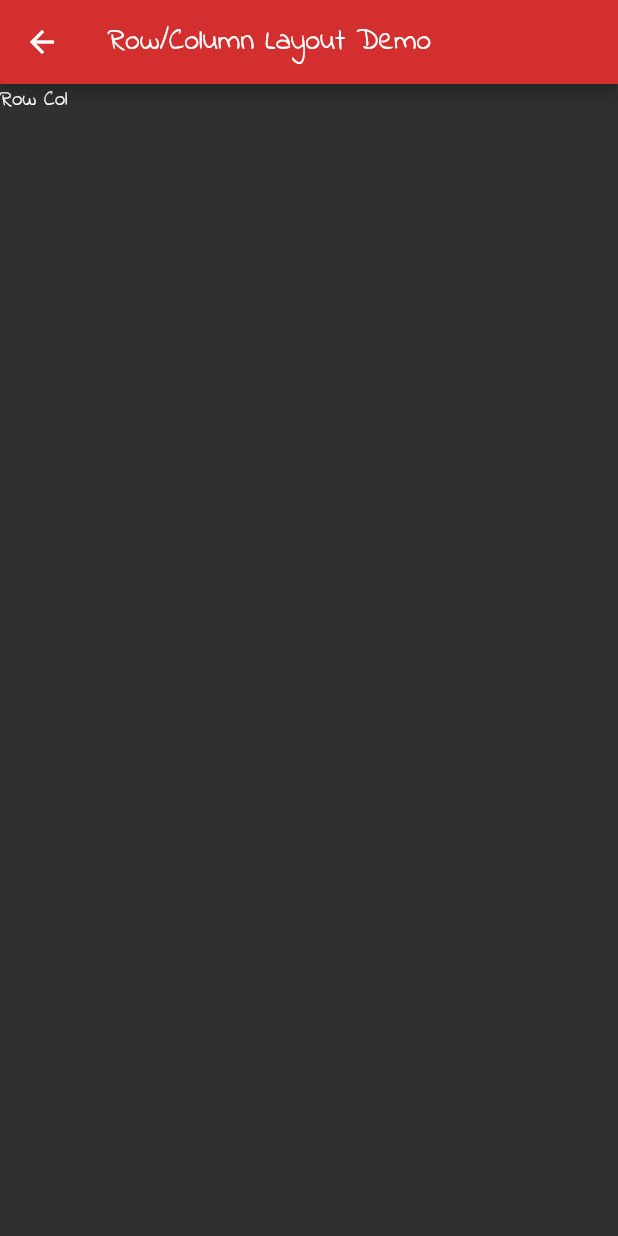
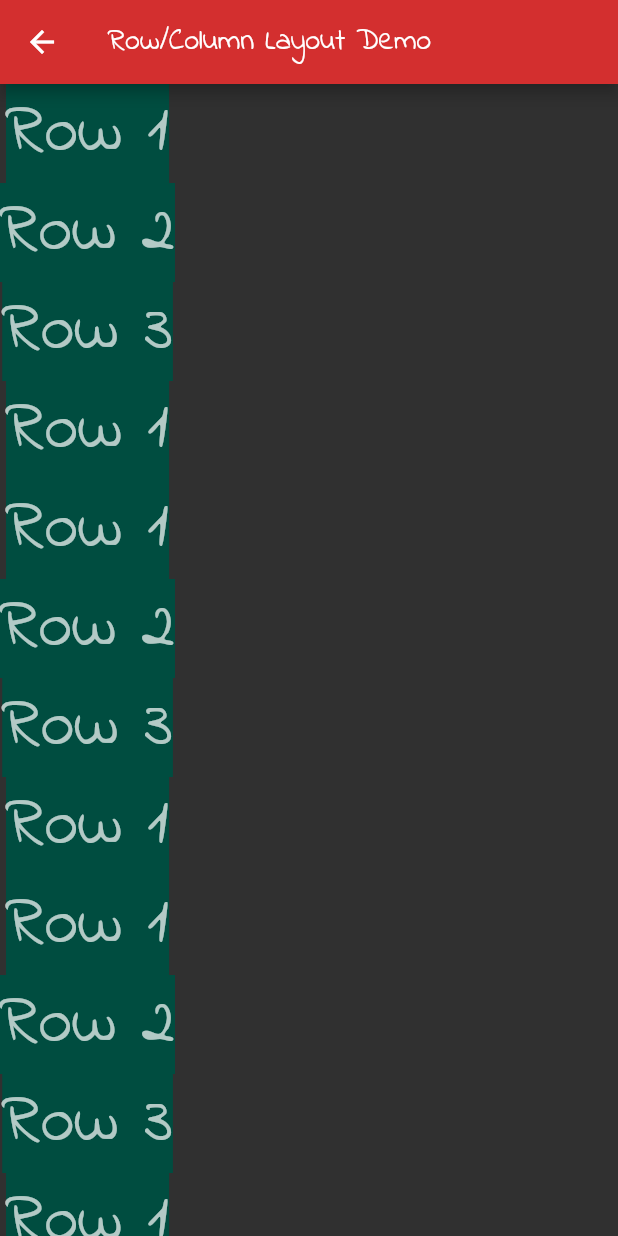
Before and after one commit to rohithaider/cmsc4303-lesson1, a Flutter app: the RowColScreen screen opened by its route, on a phone screen of 412 x 824 dp. Run offline on Flutter 3.47's test engine with Material 2 defaults, Android fonts, the phone set to English and light mode, and no system bars.

Commit message:
single child scroll view

```diff
--- a/lib/screen/rowvol_screen.dart
+++ b/lib/screen/rowvol_screen.dart
@@ -8,7 +8,94 @@ class RowColScreen extends StatelessWidget {
       appBar: AppBar(
         title: Text('Row/Column Layout Demo'),
       ),
-      body: Text('Row Col'),
+      body: SingleChildScrollView(
+        child: Column(children: [
+          Container(
+            color: Colors.teal[900],
+            child: Text(
+              'Row 1',
+              style: Theme.of(context).textTheme.headline3,
+            ),
+          ),
+          Container(
+            color: Colors.teal[900],
+            child: Text(
+              'Row 2',
+              style: Theme.of(context).textTheme.headline3,
+            ),
+          ),
+          Container(
+            color: Colors.teal[900],
+            child: Text(
+              'Row 3',
+              style: Theme.of(context).textTheme.headline3,
+            ),
+          ),
+          Container(
+            color: Colors.teal[900],
+            child: Text(
+              'Row 1',
+              style: Theme.of(context).textTheme.headline3,
+            ),
+          ),
+          Container(
+            color: Colors.teal[900],
+            child: Text(
+              'Row 1',
+              style: Theme.of(context).textTheme.headline3,
+            ),
+          ),
+          Container(
+            color: Colors.teal[900],
+            child: Text(
+              'Row 2',
+              style: Theme.of(context).textTheme.headline3,
+            ),
+          ),
+          Container(
+            color: Colors.teal[900],
+            child: Text(
+              'Row 3',
+              style: Theme.of(context).textTheme.headline3,
+            ),
+          ),
+          Container(
+            color: Colors.teal[900],
+            child: Text(
+              'Row 1',
+              style: Theme.of(context).textTheme.headline3,
+            ),
+          ),
+          Container(
+            color: Colors.teal[900],
+            child: Text(
+              'Row 1',
+              style: Theme.of(context).textTheme.headline3,
+            ),
+          ),
+          Container(
+            color: Colors.teal[900],
+            child: Text(
+              'Row 2',
+              style: Theme.of(context).textTheme.headline3,
+            ),
+          ),
+          Container(
+            color: Colors.teal[900],
+            child: Text(
+              'Row 3',
+              style: Theme.of(context).textTheme.headline3,
+            ),
+          ),
+          Container(
+            color: Colors.teal[900],
+            child: Text(
+              'Row 1',
+              style: Theme.of(context).textTheme.headline3,
+            ),
+          )
+        ]),
+      ),
     );
   }
 }
```
